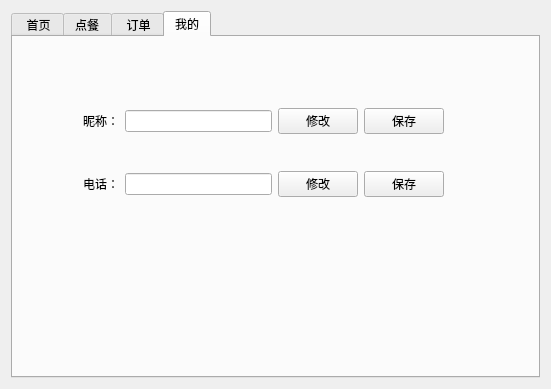
This is customerwidget.ui in Hami-8/C-HomeWork as Qt 5 draws it before an edit. The edited form follows.
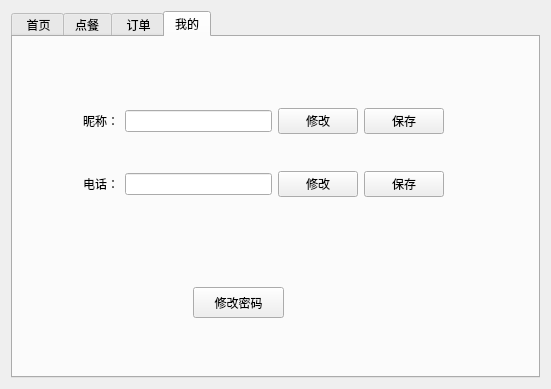
This is the edited form.

The edit to the form file:
```diff
--- a/customerwidget.ui
+++ b/customerwidget.ui
@@ -329,6 +329,19 @@
         </item>
        </layout>
       </widget>
+      <widget class="QPushButton" name="changePasswordButton">
+       <property name="geometry">
+        <rect>
+         <x>180</x>
+         <y>250</y>
+         <width>91</width>
+         <height>31</height>
+        </rect>
+       </property>
+       <property name="text">
+        <string>修改密码</string>
+       </property>
+      </widget>
      </widget>
     </widget>
    </item>
```
